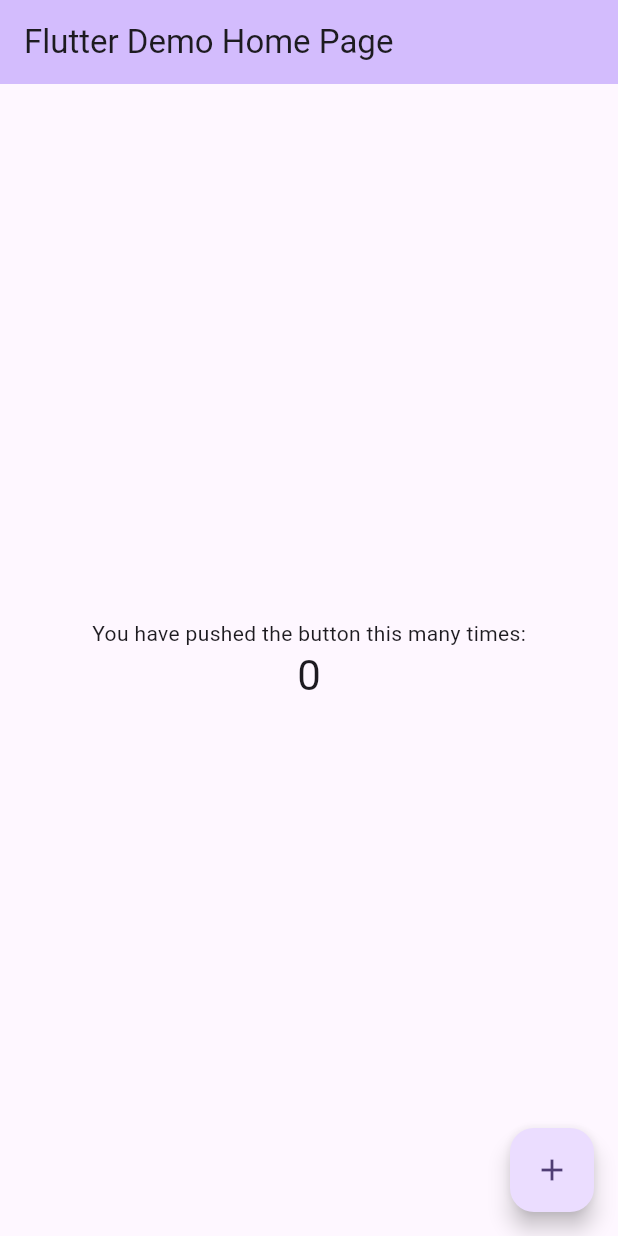
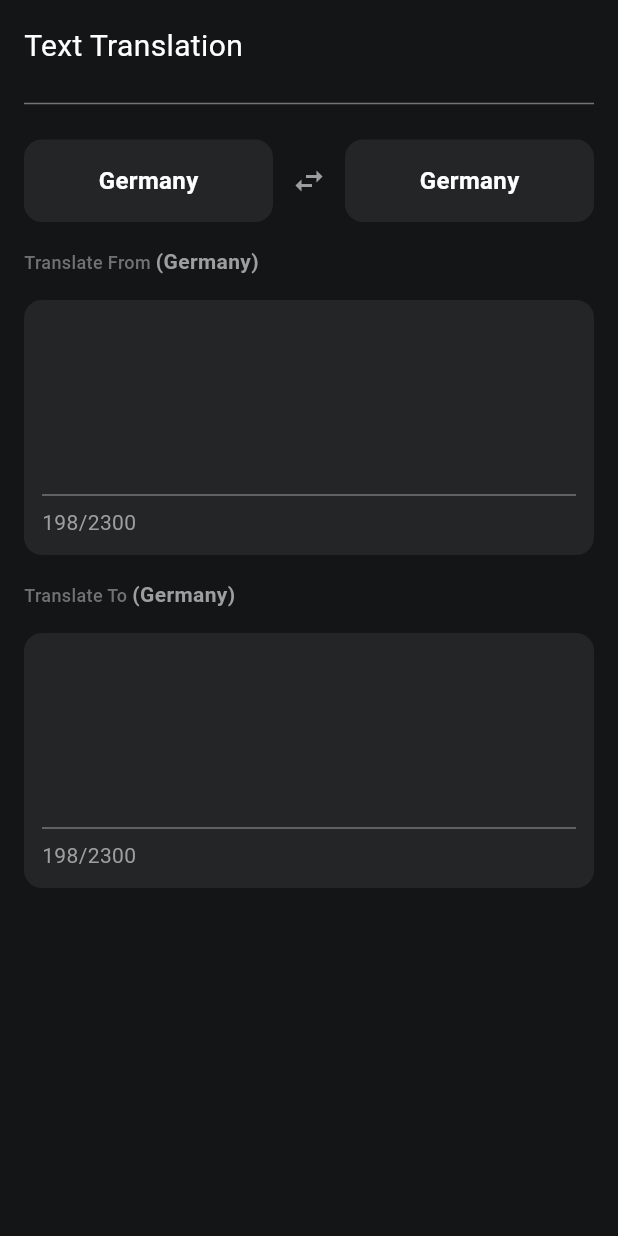
Before and after one commit to anupam92402/TGH-Technologies-Task, a Flutter app: the screen it shows after launch, on a phone screen of 412 x 824 dp. Run offline on Flutter 3.47's test engine with Material 2 defaults, Android fonts, the phone set to English and light mode, and no system bars.

Commit message:
completed the ui portion

```diff
--- a/lib/main.dart
+++ b/lib/main.dart
@@ -1,4 +1,5 @@
 import 'package:flutter/material.dart';
+import 'package:tgh_technologies_task/views/home_screen.dart';
 
 void main() {
   runApp(const MyApp());
@@ -12,114 +13,12 @@ class MyApp extends StatelessWidget {
   Widget build(BuildContext context) {
     return MaterialApp(
       title: 'Flutter Demo',
+      debugShowCheckedModeBanner: false,
       theme: ThemeData(
-        // This is the theme of your application.
-        //
-        // TRY THIS: Try running your application with "flutter run". You'll see
-        // the application has a blue toolbar. Then, without quitting the app,
-        // try changing the seedColor in the colorScheme below to Colors.green
-        // and then invoke "hot reload" (save your changes or press the "hot
-        // reload" button in a Flutter-supported IDE, or press "r" if you used
-        // the command line to start the app).
-        //
-        // Notice that the counter didn't reset back to zero; the application
-        // state is not lost during the reload. To reset the state, use hot
-        // restart instead.
-        //
-        // This works for code too, not just values: Most code changes can be
-        // tested with just a hot reload.
         colorScheme: ColorScheme.fromSeed(seedColor: Colors.deepPurple),
         useMaterial3: true,
       ),
-      home: const MyHomePage(title: 'Flutter Demo Home Page'),
+      home: HomeScreen()
     );
   }
 }
-
-class MyHomePage extends StatefulWidget {
-  const MyHomePage({super.key, required this.title});
-
-  // This widget is the home page of your application. It is stateful, meaning
-  // that it has a State object (defined below) that contains fields that affect
-  // how it looks.
-
-  // This class is the configuration for the state. It holds the values (in this
-  // case the title) provided by the parent (in this case the App widget) and
-  // used by the build method of the State. Fields in a Widget subclass are
-  // always marked "final".
-
-  final String title;
-
-  @override
-  State<MyHomePage> createState() => _MyHomePageState();
-}
-
-class _MyHomePageState extends State<MyHomePage> {
-  int _counter = 0;
-
-  void _incrementCounter() {
-    setState(() {
-      // This call to setState tells the Flutter framework that something has
-      // changed in this State, which causes it to rerun the build method below
-      // so that the display can reflect the updated values. If we changed
-      // _counter without calling setState(), then the build method would not be
-      // called again, and so nothing would appear to happen.
-      _counter++;
-    });
-  }
-
-  @override
-  Widget build(BuildContext context) {
-    // This method is rerun every time setState is called, for instance as done
-    // by the _incrementCounter method above.
-    //
-    // The Flutter framework has been optimized to make rerunning build methods
-    // fast, so that you can just rebuild anything that needs updating rather
-    // than having to individually change instances of widgets.
-    return Scaffold(
-      appBar: AppBar(
-        // TRY THIS: Try changing the color here to a specific color (to
-        // Colors.amber, perhaps?) and trigger a hot reload to see the AppBar
-        // change color while the other colors stay the same.
-        backgroundColor: Theme.of(context).colorScheme.inversePrimary,
-        // Here we take the value from the MyHomePage object that was created by
-        // the App.build method, and use it to set our appbar title.
-        title: Text(widget.title),
-      ),
-      body: Center(
-        // Center is a layout widget. It takes a single child and positions it
-        // in the middle of the parent.
-        child: Column(
-          // Column is also a layout widget. It takes a list of children and
-          // arranges them vertically. By default, it sizes itself to fit its
-          // children horizontally, and tries to be as tall as its parent.
-          //
-          // Column has various properties to control how it sizes itself and
-          // how it positions its children. Here we use mainAxisAlignment to
-          // center the children vertically; the main axis here is the vertical
-          // axis because Columns are vertical (the cross axis would be
-          // horizontal).
-          //
-          // TRY THIS: Invoke "debug painting" (choose the "Toggle Debug Paint"
-          // action in the IDE, or press "p" in the console), to see the
-          // wireframe for each widget.
-          mainAxisAlignment: MainAxisAlignment.center,
-          children: <Widget>[
-            const Text(
-              'You have pushed the button this many times:',
-            ),
-            Text(
-              '$_counter',
-              style: Theme.of(context).textTheme.headlineMedium,
-            ),
-          ],
-        ),
-      ),
-      floatingActionButton: FloatingActionButton(
-        onPressed: _incrementCounter,
-        tooltip: 'Increment',
-        child: const Icon(Icons.add),
-      ), // This trailing comma makes auto-formatting nicer for build methods.
-    );
-  }
-}
--- /dev/null
+++ b/lib/util/colors.dart
@@ -0,0 +1,10 @@
+import 'package:flutter/material.dart';
+
+class AllColors {
+  static const Color lightGrey = Colors.grey;
+  static Color dividerColor = Colors.grey.shade600;
+  static const Color darkGrey = Color(0xff131517); //background
+  static const Color white = Colors.white;
+  static const Color grey = Color(0xff232527); // container
+  static const Color textColor = Color(0xff707173);
+}
--- /dev/null
+++ b/lib/views/home_screen.dart
@@ -0,0 +1,196 @@
+import 'package:flutter/material.dart';
+import 'package:tgh_technologies_task/util/colors.dart';
+import '../widgets/language_selection_container.dart';
+
+class HomeScreen extends StatefulWidget {
+  const HomeScreen({super.key});
+
+  @override
+  State<HomeScreen> createState() => _HomeScreenState();
+}
+
+class _HomeScreenState extends State<HomeScreen> {
+  @override
+  Widget build(BuildContext context) {
+    return SafeArea(
+      child: Scaffold(
+        backgroundColor: AllColors.darkGrey,
+        body: ListView(
+          padding: EdgeInsets.all(16),
+          children: [
+            Text(
+              'Text Translation',
+              style: TextStyle(fontSize: 20, color: AllColors.white),
+            ),
+            SizedBox(
+              height: 16,
+            ),
+            Divider(
+              color: AllColors.dividerColor,
+            ),
+            SizedBox(
+              height: 16,
+            ),
+            Row(
+              mainAxisAlignment: MainAxisAlignment.spaceBetween,
+              children: [
+                Expanded(child: LanguageSelectionContainer()),
+                SizedBox(
+                  width: 12,
+                ),
+                Icon(
+                  Icons.swap_horiz_outlined,
+                  color: AllColors.lightGrey,
+                ),
+                SizedBox(
+                  width: 12,
+                ),
+                Expanded(child: LanguageSelectionContainer()),
+              ],
+            ),
+            SizedBox(
+              height: 16,
+            ),
+            Text.rich(
+              TextSpan(
+                children: [
+                  TextSpan(
+                    text: 'Translate From ',
+                    style: TextStyle(
+                        fontWeight: FontWeight.w500,
+                        color: AllColors.textColor,
+                        fontSize: 12),
+                  ),
+                  TextSpan(
+                    text: '(Germany)',
+                    style: TextStyle(
+                        fontWeight: FontWeight.bold,
+                        color: AllColors.lightGrey,
+                        fontSize: 14),
+                  ),
+                ],
+              ),
+            ),
+            SizedBox(
+              height: 16,
+            ),
+            Container(
+              height: 170, // Fixed height
+              decoration: BoxDecoration(
+                color: AllColors.grey,
+                borderRadius: BorderRadius.all(Radius.circular(12)),
+              ),
+              child: Padding(
+                padding: const EdgeInsets.all(12.0),
+                child: Column(
+                  mainAxisAlignment: MainAxisAlignment.spaceBetween,
+                  crossAxisAlignment: CrossAxisAlignment.start,
+                  children: [
+                    Container(
+                      constraints: BoxConstraints(maxHeight: 100),
+                      child: SingleChildScrollView(
+                        child: TextField(
+                          // controller: _textEditingController,
+                          maxLines: null, // Makes the text field scrollable
+                          keyboardType: TextInputType.multiline,
+                          style: TextStyle(color: Colors.grey),
+                          decoration: InputDecoration(
+                            border: InputBorder.none,
+
+                          ),
+                        ),
+                      ),
+                    ),
+                    Column(
+                      crossAxisAlignment: CrossAxisAlignment.start,
+                      children: [
+                        Divider(color: AllColors.dividerColor,),
+                        Text(
+                          // '${_textEditingController.text.length}/${2300}', // Display character count
+                          '198/${2300}', // Display character count
+                          style: TextStyle(
+                            color: Colors.grey,
+                          ),
+                        ),
+                      ],
+                    ),
+                  ],
+                ),
+              ),
+            ),
+            SizedBox(
+              height: 16,
+            ),
+            Text.rich(
+              TextSpan(
+                children: [
+                  TextSpan(
+                    text: 'Translate To ',
+                    style: TextStyle(
+                        fontWeight: FontWeight.w500,
+                        color: AllColors.textColor,
+                        fontSize: 12),
+                  ),
+                  TextSpan(
+                    text: '(Germany)',
+                    style: TextStyle(
+                        fontWeight: FontWeight.bold,
+                        color: AllColors.lightGrey,
+                        fontSize: 14),
+                  ),
+                ],
+              ),
+            ),
+            SizedBox(
+              height: 16,
+            ),
+            Container(
+              height: 170, // Fixed height
+              decoration: BoxDecoration(
+                color: AllColors.grey,
+                borderRadius: BorderRadius.all(Radius.circular(12)),
+              ),
+              child: Padding(
+                padding: const EdgeInsets.all(12.0),
+                child: Column(
+                  mainAxisAlignment: MainAxisAlignment.spaceBetween,
+                  crossAxisAlignment: CrossAxisAlignment.start,
+                  children: [
+                    Container(
+                      constraints: BoxConstraints(maxHeight: 100),
+                      child: SingleChildScrollView(
+                        child: TextField(
+                          // controller: _textEditingController,
+                          maxLines: null, // Makes the text field scrollable
+                          keyboardType: TextInputType.multiline,
+                          style: TextStyle(color: Colors.grey),
+                          decoration: InputDecoration(
+                            border: InputBorder.none,
+
+                          ),
+                        ),
+                      ),
+                    ),
+                    Column(
+                      crossAxisAlignment: CrossAxisAlignment.start,
+                      children: [
+                        Divider(color: AllColors.dividerColor,),
+                        Text(
+                          // '${_textEditingController.text.length}/${2300}', // Display character count
+                          '198/${2300}', // Display character count
+                          style: TextStyle(
+                            color: Colors.grey,
+                          ),
+                        ),
+                      ],
+                    ),
+                  ],
+                ),
+              ),
+            ),
+          ],
+        ),
+      ),
+    );
+  }
+}
--- /dev/null
+++ b/lib/widgets/language_selection_container.dart
@@ -0,0 +1,77 @@
+import 'package:flutter/material.dart';
+import 'package:tgh_technologies_task/util/colors.dart';
+
+class LanguageSelectionContainer extends StatelessWidget {
+  const LanguageSelectionContainer({
+    super.key,
+  });
+
+  @override
+  Widget build(BuildContext context) {
+    return GestureDetector(
+      onTap: () {
+        showModalBottomSheet(
+          context: context,
+          // color is applied to main screen when modal bottom screen is displayed
+          barrierColor: Colors.black.withOpacity(0.9),
+          //background color for modal bottom screen
+          backgroundColor: AllColors.grey,
+          //elevates modal bottom screen
+          elevation: 10,
+          // gives rounded corner to modal bottom screen
+          shape: RoundedRectangleBorder(
+            borderRadius: BorderRadius.only(
+                topLeft: Radius.circular(32), topRight: Radius.circular(32)),
+          ),
+          builder: (BuildContext context) {
+            return SizedBox(
+              child: ListView(
+                padding: EdgeInsets.all(24),
+                children: [
+                  Text(
+                    'From',
+                    style: TextStyle(fontSize: 16, color: AllColors.lightGrey),
+                  ),
+                  SizedBox(
+                    height: 16,
+                  ),
+                  Text(
+                    'All Languages',
+                    style: TextStyle(fontSize: 16, color: AllColors.lightGrey),
+                  ),
+                  SizedBox(
+                    height: 24,
+                  ),
+                  Container(
+                    padding: EdgeInsets.all(12),
+                    decoration: BoxDecoration(
+                        color: AllColors.darkGrey,
+                        borderRadius: BorderRadius.circular(12)),
+                    child: Text(
+                      'Germany',
+                      style: TextStyle(fontSize: 16, color: AllColors.lightGrey),
+                    ),
+                  )
+                ],
+              ),
+            );
+          },
+        );
+      },
+      child: Container(
+        padding: EdgeInsets.symmetric(horizontal: 12, vertical: 16),
+        decoration: BoxDecoration(
+          color: AllColors.grey,
+          borderRadius: BorderRadius.circular(12),
+        ),
+        child: Center(
+          child: Text(
+            'Germany',
+            style: TextStyle(
+                color: AllColors.white, fontWeight: FontWeight.bold, fontSize: 16),
+          ),
+        ),
+      ),
+    );
+  }
+}
```
